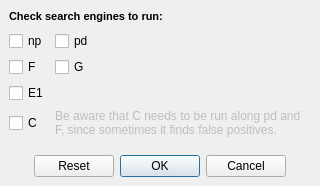
Old version of the form apseekerpickerdialog.ui in the repository franciscoadasme/a2epg.
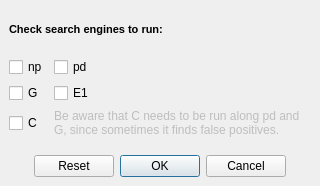
New version of the form.

What changed in the file:
```diff
--- a/apseekerpickerdialog.ui
+++ b/apseekerpickerdialog.ui
@@ -45,30 +45,6 @@
        </property>
       </widget>
      </item>
-     <item row="2" column="0">
-      <widget class="QCheckBox" name="fCheckBox">
-       <property name="text">
-        <string>F</string>
-       </property>
-      </widget>
-     </item>
-     <item row="2" column="1">
-      <widget class="QCheckBox" name="gCheckBox">
-       <property name="text">
-        <string>G</string>
-       </property>
-      </widget>
-     </item>
-     <item row="3" column="0">
-      <widget class="QCheckBox" name="e1CheckBox">
-       <property name="enabled">
-        <bool>true</bool>
-       </property>
-       <property name="text">
-        <string>E1</string>
-       </property>
-      </widget>
-     </item>
      <item row="0" column="0" colspan="3">
       <widget class="QLabel" name="label">
        <property name="text">
@@ -80,26 +56,6 @@
        </property>
       </widget>
      </item>
-     <item row="4" column="0">
-      <widget class="QCheckBox" name="cCheckBox">
-       <property name="text">
-        <string>C</string>
-       </property>
-      </widget>
-     </item>
-     <item row="4" column="1" colspan="2">
-      <widget class="QLabel" name="label_2">
-       <property name="enabled">
-        <bool>false</bool>
-       </property>
-       <property name="text">
-        <string>Be aware that C needs to be run along pd and F, since sometimes it finds false positives.</string>
-       </property>
-       <property name="wordWrap">
-        <bool>true</bool>
-       </property>
-      </widget>
-     </item>
      <item row="1" column="2">
       <spacer name="horizontalSpacer">
        <property name="orientation">
@@ -113,6 +69,43 @@
        </property>
       </spacer>
      </item>
+     <item row="4" column="1" colspan="2">
+      <widget class="QLabel" name="label_2">
+       <property name="enabled">
+        <bool>false</bool>
+       </property>
+       <property name="text">
+        <string>Be aware that C needs to be run along pd and G, since sometimes it finds false positives.</string>
+       </property>
+       <property name="wordWrap">
+        <bool>true</bool>
+       </property>
+      </widget>
+     </item>
+     <item row="4" column="0">
+      <widget class="QCheckBox" name="cCheckBox">
+       <property name="text">
+        <string>C</string>
+       </property>
+      </widget>
+     </item>
+     <item row="2" column="0">
+      <widget class="QCheckBox" name="gCheckBox">
+       <property name="text">
+        <string>G</string>
+       </property>
+      </widget>
+     </item>
+     <item row="2" column="1">
+      <widget class="QCheckBox" name="e1CheckBox">
+       <property name="enabled">
+        <bool>true</bool>
+       </property>
+       <property name="text">
+        <string>E1</string>
+       </property>
+      </widget>
+     </item>
     </layout>
    </item>
    <item>
```
Left out of the diff: 11 changed lines with no effect on the pictures.
